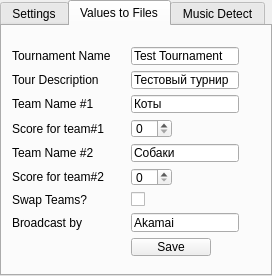
faeton/AkamaiGCaster, file mainwindow.ui: the form before one commit.
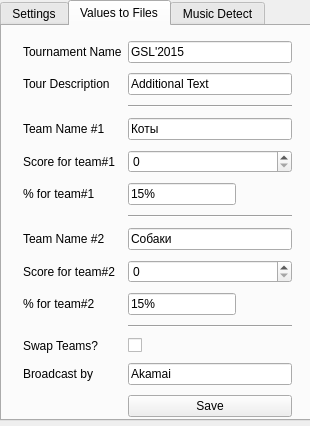
The form after the commit.

Commit message: Change to grid layout. Add %.

```diff
--- a/mainwindow.ui
+++ b/mainwindow.ui
@@ -9,8 +9,8 @@
    <rect>
     <x>0</x>
     <y>0</y>
-    <width>272</width>
-    <height>276</height>
+    <width>310</width>
+    <height>426</height>
    </rect>
   </property>
   <property name="sizePolicy">
@@ -31,8 +31,8 @@
      <rect>
       <x>0</x>
       <y>0</y>
-      <width>272</width>
-      <height>276</height>
+      <width>311</width>
+      <height>421</height>
      </rect>
     </property>
     <property name="currentIndex">
@@ -214,112 +214,90 @@
      <widget class="QWidget" name="formLayoutWidget_2">
       <property name="geometry">
        <rect>
-        <x>0</x>
-        <y>10</y>
-        <width>261</width>
-        <height>231</height>
+        <x>10</x>
+        <y>0</y>
+        <width>291</width>
+        <height>409</height>
        </rect>
       </property>
-      <layout class="QFormLayout" name="formValues">
-       <property name="fieldGrowthPolicy">
-        <enum>QFormLayout::FieldsStayAtSizeHint</enum>
-       </property>
-       <property name="horizontalSpacing">
-        <number>20</number>
-       </property>
-       <property name="leftMargin">
-        <number>10</number>
-       </property>
-       <property name="rightMargin">
-        <number>10</number>
-       </property>
-       <item row="0" column="0">
-        <widget class="QLabel" name="labelTourName">
-         <property name="text">
-          <string>Tournament Name</string>
+      <layout class="QGridLayout" name="gridLayout">
+       <item row="10" column="1">
+        <widget class="Line" name="line_3">
+         <property name="orientation">
+          <enum>Qt::Horizontal</enum>
+         </property>
+        </widget>
+       </item>
+       <item row="6" column="1">
+        <widget class="Line" name="line">
+         <property name="orientation">
+          <enum>Qt::Horizontal</enum>
+         </property>
+        </widget>
+       </item>
+       <item row="2" column="1">
+        <widget class="Line" name="line_2">
+         <property name="orientation">
+          <enum>Qt::Horizontal</enum>
          </property>
         </widget>
        </item>
        <item row="0" column="1">
         <widget class="QLineEdit" name="varTourName">
          <property name="text">
-          <string>Test Tournament</string>
+          <string>GSL'2015</string>
          </property>
         </widget>
        </item>
-       <item row="2" column="0">
-        <widget class="QLabel" name="labelTeam1">
-         <property name="text">
-          <string>Team Name #1</string>
-         </property>
-        </widget>
-       </item>
-       <item row="2" column="1">
+       <item row="3" column="1">
         <widget class="QLineEdit" name="varTeam1">
          <property name="text">
           <string>Коты</string>
          </property>
         </widget>
        </item>
-       <item row="3" column="0">
-        <widget class="QLabel" name="labelTeam1Score">
-         <property name="text">
-          <string>Score for team#1</string>
-         </property>
-        </widget>
-       </item>
-       <item row="3" column="1">
-        <widget class="QSpinBox" name="varTeam1Score"/>
-       </item>
-       <item row="4" column="0">
+       <item row="7" column="0">
         <widget class="QLabel" name="labelTeam2">
          <property name="text">
           <string>Team Name #2</string>
          </property>
         </widget>
        </item>
-       <item row="4" column="1">
+       <item row="7" column="1">
         <widget class="QLineEdit" name="varTeam2">
          <property name="text">
           <string>Собаки</string>
          </property>
         </widget>
        </item>
-       <item row="5" column="0">
+       <item row="8" column="1">
+        <widget class="QSpinBox" name="varTeam2Score"/>
+       </item>
+       <item row="1" column="1">
+        <widget class="QLineEdit" name="varTourDescript">
+         <property name="text">
+          <string>Additional Text</string>
+         </property>
+        </widget>
+       </item>
+       <item row="8" column="0">
         <widget class="QLabel" name="labelTeam2Score">
          <property name="text">
           <string>Score for team#2</string>
          </property>
         </widget>
        </item>
-       <item row="5" column="1">
-        <widget class="QSpinBox" name="varTeam2Score"/>
-       </item>
-       <item row="6" column="0">
+       <item row="11" column="0">
         <widget class="QLabel" name="labelSwapTeams">
          <property name="text">
           <string>Swap Teams?</string>
          </property>
         </widget>
        </item>
-       <item row="6" column="1">
-        <widget class="QCheckBox" name="varSwapTeams">
+       <item row="4" column="0">
+        <widget class="QLabel" name="labelTeam1Score">
          <property name="text">
-          <string/>
-         </property>
-        </widget>
-       </item>
-       <item row="7" column="0">
-        <widget class="QLabel" name="labelCasters">
-         <property name="text">
-          <string>Broadcast by</string>
-         </property>
-        </widget>
-       </item>
-       <item row="7" column="1">
-        <widget class="QLineEdit" name="varCaster">
-         <property name="text">
-          <string>Akamai</string>
+          <string>Score for team#1</string>
          </property>
         </widget>
        </item>
@@ -330,20 +308,91 @@
          </property>
         </widget>
        </item>
-       <item row="1" column="1">
-        <widget class="QLineEdit" name="varTourDescript">
+       <item row="5" column="0">
+        <widget class="QLabel" name="labelTeam1Rate">
          <property name="text">
-          <string>Тестовый турнир</string>
+          <string>% for team#1</string>
          </property>
         </widget>
        </item>
-       <item row="8" column="1">
+       <item row="4" column="1">
+        <widget class="QSpinBox" name="varTeam1Score"/>
+       </item>
+       <item row="9" column="1">
+        <widget class="QLineEdit" name="varTeam2Rate">
+         <property name="sizePolicy">
+          <sizepolicy hsizetype="Fixed" vsizetype="Fixed">
+           <horstretch>0</horstretch>
+           <verstretch>0</verstretch>
+          </sizepolicy>
+         </property>
+         <property name="text">
+          <string>15%</string>
+         </property>
+        </widget>
+       </item>
+       <item row="9" column="0">
+        <widget class="QLabel" name="labelTeam2Rate">
+         <property name="text">
+          <string>% for team#2</string>
+         </property>
+        </widget>
+       </item>
+       <item row="13" column="1">
         <widget class="QPushButton" name="pushButton">
          <property name="text">
           <string>Save</string>
          </property>
         </widget>
        </item>
+       <item row="3" column="0">
+        <widget class="QLabel" name="labelTeam1">
+         <property name="text">
+          <string>Team Name #1</string>
+         </property>
+        </widget>
+       </item>
+       <item row="12" column="0">
+        <widget class="QLabel" name="labelCasters">
+         <property name="text">
+          <string>Broadcast by</string>
+         </property>
+        </widget>
+       </item>
+       <item row="0" column="0">
+        <widget class="QLabel" name="labelTourName">
+         <property name="text">
+          <string>Tournament Name</string>
+         </property>
+        </widget>
+       </item>
+       <item row="12" column="1">
+        <widget class="QLineEdit" name="varCaster">
+         <property name="text">
+          <string>Akamai</string>
+         </property>
+        </widget>
+       </item>
+       <item row="11" column="1">
+        <widget class="QCheckBox" name="varSwapTeams">
+         <property name="text">
+          <string/>
+         </property>
+        </widget>
+       </item>
+       <item row="5" column="1">
+        <widget class="QLineEdit" name="varTeam1Rate">
+         <property name="sizePolicy">
+          <sizepolicy hsizetype="Fixed" vsizetype="Fixed">
+           <horstretch>0</horstretch>
+           <verstretch>0</verstretch>
+          </sizepolicy>
+         </property>
+         <property name="text">
+          <string>15%</string>
+         </property>
+        </widget>
+       </item>
       </layout>
       <zorder>varTourName</zorder>
       <zorder>labelTourName</zorder>
```
Left out of the diff: 44 changed lines with no effect on the pictures. The commit also changes 3 other files.
